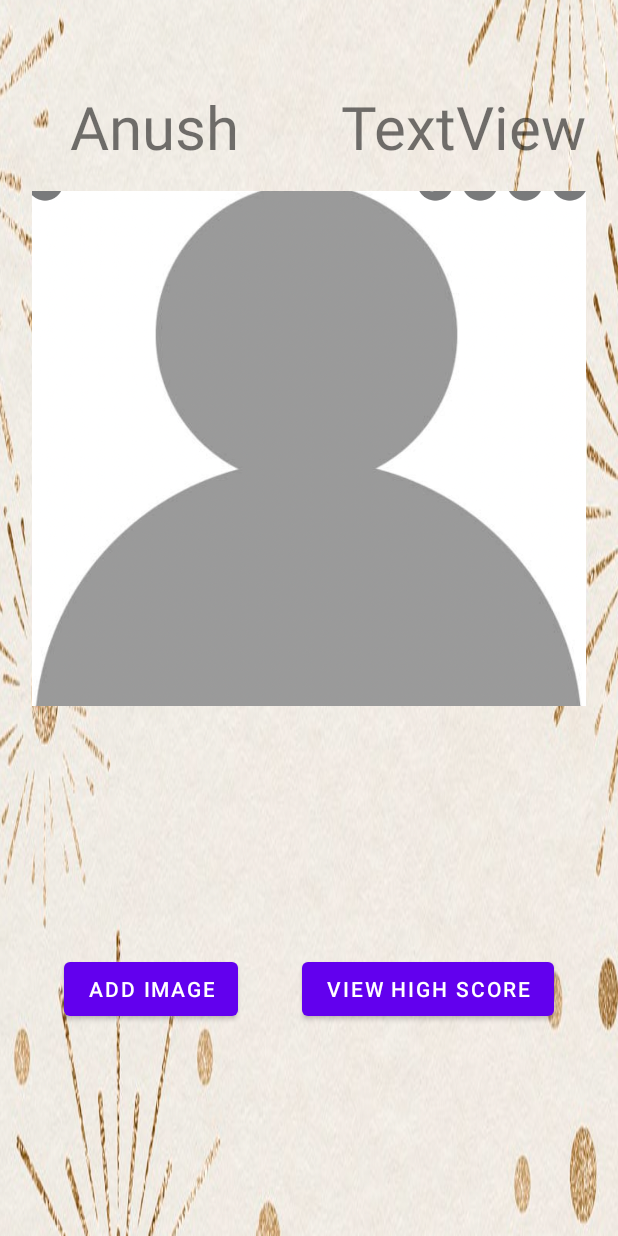
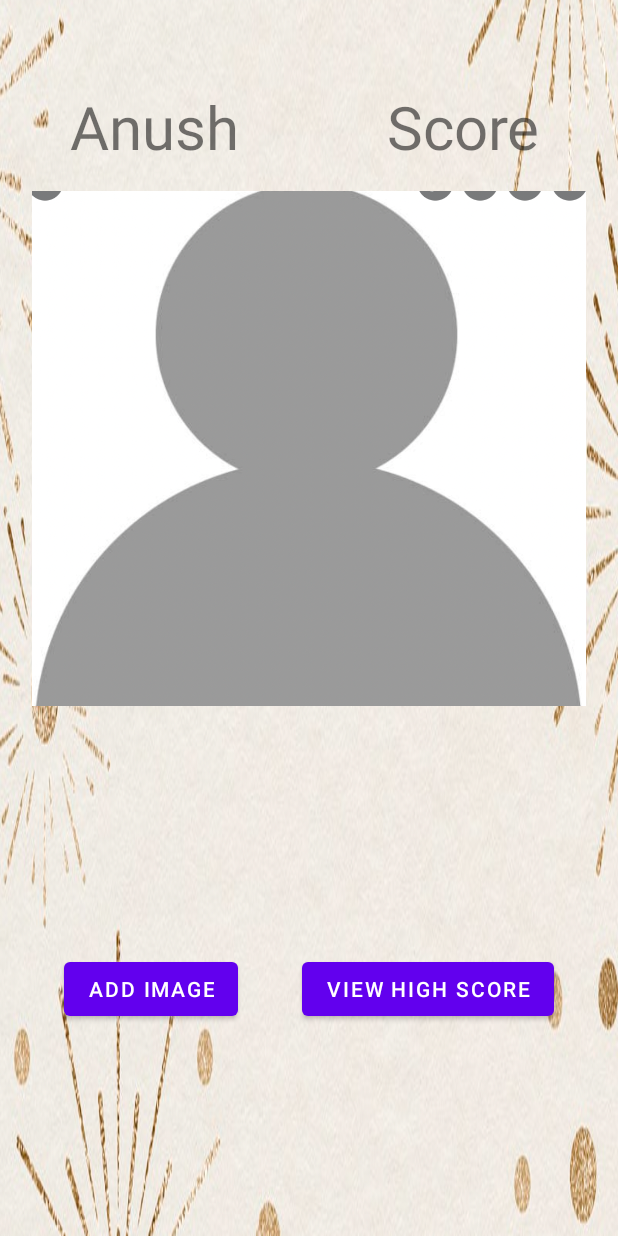
Before and after one commit to AnushShand/QuizApp, an Android app: the layout fragment_game_end.xml on its own in the app's theme, with its tools: preview values and no code run, on a phone screen of 412 x 824 dp. Run offline under Robolectric (Android 15) with nearby library versions, the phone set to English and light mode, and no system bars.

Commit message:
Code cleaned

```diff
--- a/app/src/main/res/layout/fragment_game_end.xml
+++ b/app/src/main/res/layout/fragment_game_end.xml
@@ -18,7 +18,7 @@
             android:id="@+id/current_score_text"
             android:layout_width="0dp"
             android:layout_height="wrap_content"
-            android:text="TextView"
+            android:text="Score"
             android:textAlignment="center"
             android:textSize="40sp"
             app:layout_constraintBottom_toTopOf="@+id/guideline4"
```
